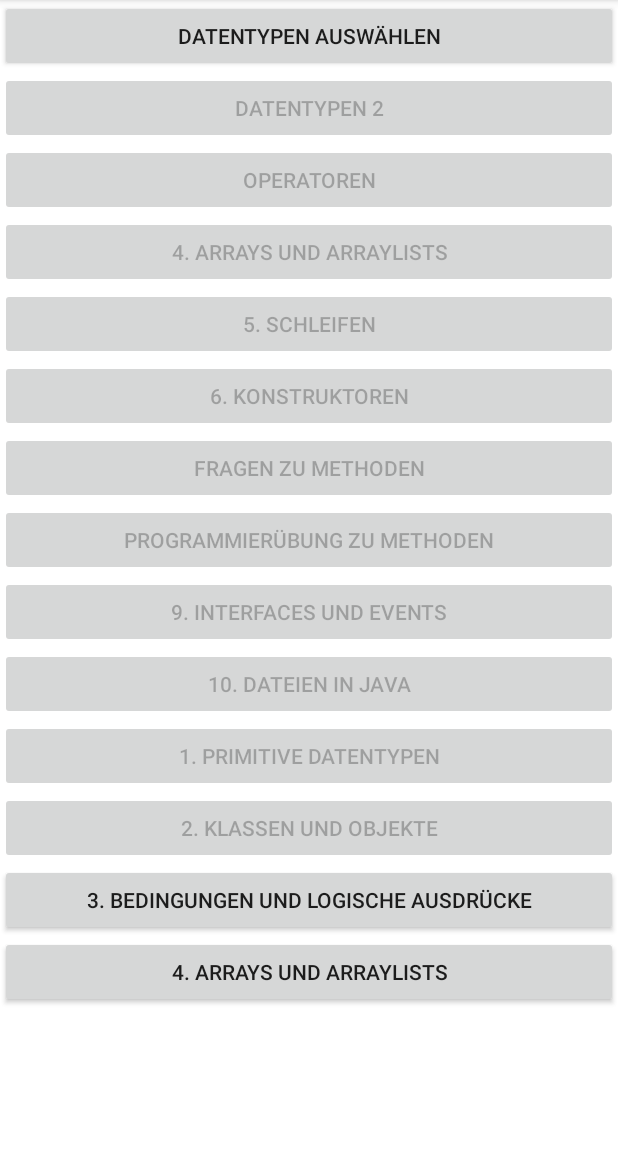
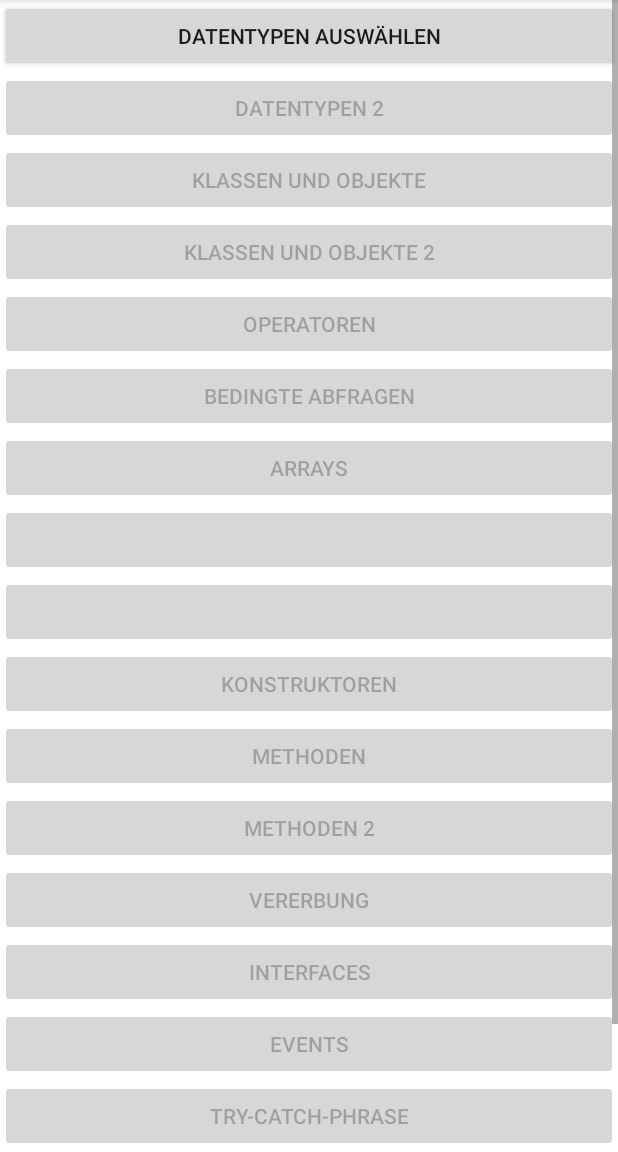
Before and after one commit to Tokimetakaari/howToJava, an Android app: the PlayMenu screen opened directly, with no data from a screen before it, on a phone screen of 412 x 824 dp, the part 84-1236 px from its top. Run offline under Robolectric (Android 15) with nearby library versions, the phone set to English and light mode, and no system bars.

```diff
--- a/app/src/main/java/com/example/niklasjahning/howtojava/PlayMenu.java
+++ b/app/src/main/java/com/example/niklasjahning/howtojava/PlayMenu.java
@@ -14,7 +14,7 @@ import android.widget.Toast;
 public class PlayMenu extends AppCompatActivity implements View.OnClickListener {
 
     Intent i ;
-    private  int numOfButtons = 12;
+    private  int numOfButtons = 18;
     private DrawerLayout mDrawerLayout;
     private ActionBarDrawerToggle mToggle;
     NavigationView burger;
@@ -84,6 +84,12 @@ public class PlayMenu extends AppCompatActivity implements View.OnClickListener
         buttonList[9]=findViewById(R.id.play_lektion_10);
         buttonList[10]=findViewById(R.id.play_lektion_11);
         buttonList[11]=findViewById(R.id.play_lektion_12);
+        buttonList[12]=findViewById(R.id.play_lektion_13);
+        buttonList[13]=findViewById(R.id.play_lektion_14);
+        buttonList[14]=findViewById(R.id.play_lektion_15);
+        buttonList[15]=findViewById(R.id.play_lektion_16);
+        buttonList[16]=findViewById(R.id.play_lektion_17);
+        buttonList[17]=findViewById(R.id.play_lektion_18);
 
         connectBurger();
     }
--- a/app/src/main/res/layout/play_menu.xml
+++ b/app/src/main/res/layout/play_menu.xml
@@ -22,40 +22,40 @@
         <Button
         android:layout_width="match_parent"
         android:layout_height="wrap_content"
-        android:text="Datentypen auswählen"
+        android:text="@string/play_menu_button1"
         android:id="@+id/play_lektion_1"/>
 
         <Button
         android:layout_width="match_parent"
         android:layout_height="wrap_content"
-        android:text="Datentypen 2"
+        android:text="@string/play_menu_button2"
         android:id="@+id/play_lektion_2"
             android:enabled="false"/>
 
         <Button
         android:layout_width="match_parent"
         android:layout_height="wrap_content"
-        android:text="Operatoren"
+        android:text="@string/play_menu_button3"
         android:id="@+id/play_lektion_3"/>
 
         <Button
         android:layout_width="match_parent"
         android:layout_height="wrap_content"
-        android:text="@string/theorie_button4"
+        android:text="@string/play_menu_button4"
         android:id="@+id/play_lektion_4"/>
 
 
         <Button
         android:layout_width="match_parent"
         android:layout_height="wrap_content"
-        android:text="@string/theorie_button5"
+        android:text="@string/play_menu_button5"
         android:id="@+id/play_lektion_5"/>
 
 
         <Button
         android:layout_width="match_parent"
         android:layout_height="wrap_content"
-        android:text="@string/theorie_button6"
+        android:text="@string/play_menu_button6"
         android:id="@+id/play_lektion_6"/>
 
 
@@ -76,44 +76,65 @@
         <Button
         android:layout_width="match_parent"
         android:layout_height="wrap_content"
-        android:text="@string/theorie_button9"
+        android:text="@string/play_menu_button9"
         android:id="@+id/play_lektion_9"/>
 
 
         <Button
         android:layout_width="match_parent"
         android:layout_height="wrap_content"
-        android:text="@string/theorie_button10"
+        android:text="@string/play_menu_button10"
         android:id="@+id/play_lektion_10"/>
 
 
         <Button
         android:layout_width="match_parent"
         android:layout_height="wrap_content"
-        android:text="@string/theorie_button1"
+        android:text="@string/play_menu_button11"
         android:id="@+id/play_lektion_11"/>
 
         <Button
         android:layout_width="match_parent"
         android:layout_height="wrap_content"
-        android:text="@string/theorie_button2"
+        android:text="@string/play_menu_button12"
         android:id="@+id/play_lektion_12" />
 
 
         <Button
         android:layout_width="match_parent"
         android:layout_height="wrap_content"
-        android:text="@string/theorie_button3"
+        android:text="@string/play_menu_button13"
         android:id="@+id/play_lektion_13"/>
 
 
         <Button
         android:layout_width="match_parent"
         android:layout_height="wrap_content"
-        android:text="@string/theorie_button4"
+        android:text="@string/play_menu_button14"
         android:id="@+id/play_lektion_14"/>
 
+        <Button
+            android:layout_width="match_parent"
+            android:layout_height="wrap_content"
+            android:text="@string/play_menu_button15"
+            android:id="@+id/play_lektion_15"/>
 
+
+        <Button
+            android:layout_width="match_parent"
+            android:layout_height="wrap_content"
+            android:text="@string/play_menu_button16"
+            android:id="@+id/play_lektion_16"/>
+        <Button
+            android:layout_width="match_parent"
+            android:layout_height="wrap_content"
+            android:text="@string/play_menu_button17"
+            android:id="@+id/play_lektion_17"/>
+        <Button
+            android:layout_width="match_parent"
+            android:layout_height="wrap_content"
+            android:text="@string/play_menu_button18"
+            android:id="@+id/play_lektion_18"/>
 
     </LinearLayout>
 
--- a/app/src/main/res/values/strings.xml
+++ b/app/src/main/res/values/strings.xml
@@ -53,8 +53,26 @@
     <string name="channel_description">test123</string>
     <string name="this_color">Alternative Theme</string>
     <string name="save_button">SAVE</string>
-    <string name="play_menu_button8">Programmierübung zu Methoden</string>
-    <string name="play_menu_button7">Fragen zu Methoden</string>
+
+    <string name="play_menu_button1">Datentypen auswählen</string>
+    <string name="play_menu_button2">Datentypen 2</string>
+    <string name="play_menu_button3">Klassen und Objekte</string>
+    <string name="play_menu_button4">Klassen und Objekte 2</string>
+    <string name="play_menu_button5">Operatoren</string>
+    <string name="play_menu_button6">Bedingte Abfragen</string>
+    <string name="play_menu_button7">Arrays</string>
+    <string name="play_menu_button8"></string>
+    <string name="play_menu_button9"></string>
+    <string name="play_menu_button10">Konstruktoren</string>
+    <string name="play_menu_button11">Methoden</string>
+    <string name="play_menu_button12">Methoden 2</string>
+    <string name="play_menu_button13">Vererbung</string>
+    <string name="play_menu_button14">Interfaces</string>
+    <string name="play_menu_button15">Events</string>
+    <string name="play_menu_button16">Try-Catch-Phrase</string>
+    <string name="play_menu_button17">Exceptions</string>
+    <string name="play_menu_button18">Buffered Reader</string>
+
 
     <string-array name="spinnerNums">
         <item>1</item>
```
